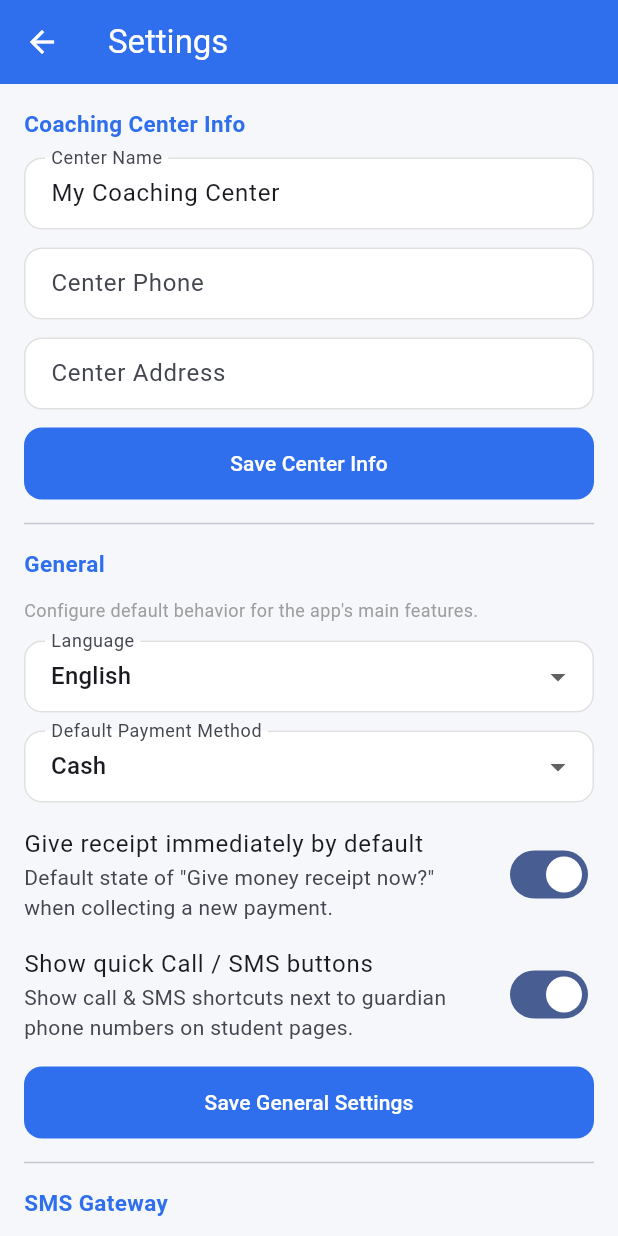
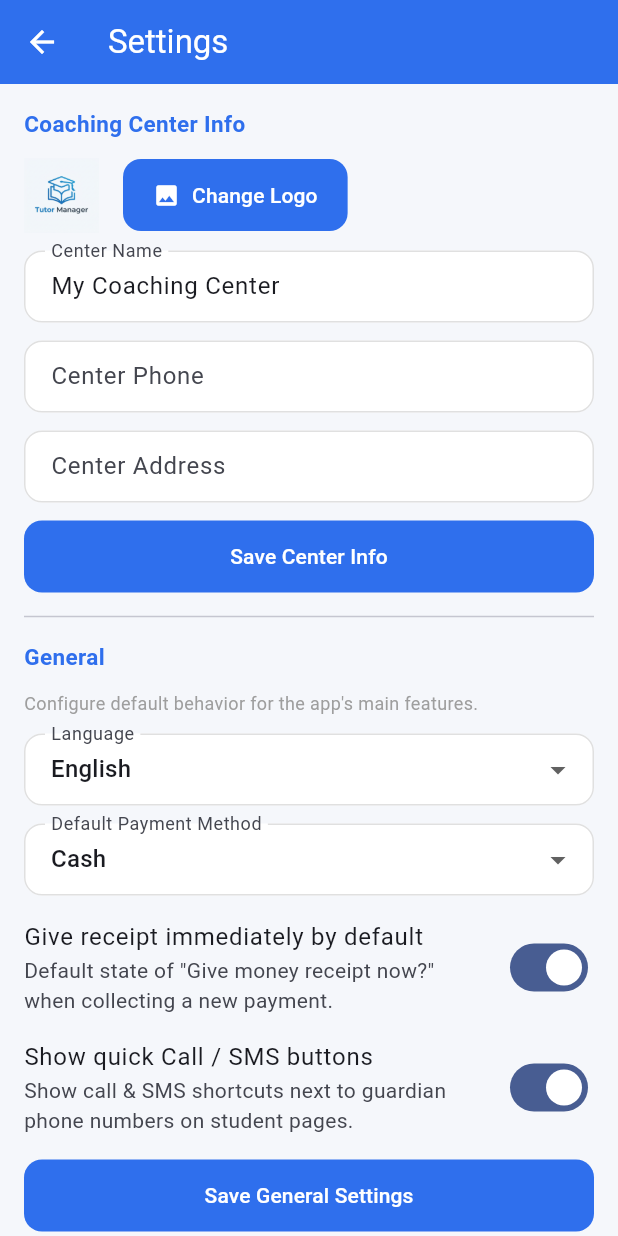
Before and after one commit to habiburportfolio/tutor-manager, a Flutter app: the screen it shows after launch, item 5 of the bottom bar chosen, after a tap on the "settings" icon, on a phone screen of 412 x 824 dp. Run offline on Flutter 3.47's test engine with Material 3 defaults, Android fonts, the phone set to English and light mode, and no system bars; our stand-ins replace basic_utils, file_picker, fl_chart, hive_flutter, image_picker, pdf and 3 more; accounts and stored records are empty.

Commit message:
Fix students screen crash, add logo to all screens, add custom logo picker to settings, add logo to PDF receipt

```diff
--- a/lib/providers/settings_provider.dart
+++ b/lib/providers/settings_provider.dart
@@ -115,6 +115,9 @@ class SettingsProvider extends ChangeNotifier {
       _box.get('centerName', defaultValue: 'My Coaching Center');
   String get centerPhone => _box.get('centerPhone', defaultValue: '');
   String get centerAddress => _box.get('centerAddress', defaultValue: '');
+
+  // Custom App Logo (Base64 encoded string)
+  String get customLogoBase64 => _box.get('customLogoBase64', defaultValue: '');
 
   // ---------------- General app behavior settings ----------------
   /// Default value for the "Give money receipt now?" switch when collecting
@@ -247,4 +250,9 @@ class SettingsProvider extends ChangeNotifier {
     await _box.put('centerAddress', address);
     notifyListeners();
   }
+
+  Future<void> saveCustomLogo(String base64Str) async {
+    await _box.put('customLogoBase64', base64Str);
+    notifyListeners();
+  }
 }
--- a/lib/screens/classes/classes_screen.dart
+++ b/lib/screens/classes/classes_screen.dart
@@ -5,6 +5,7 @@ import '../../providers/academic_provider.dart';
 import '../../utils/formatters.dart';
 import '../../utils/theme.dart';
 import 'class_detail_screen.dart';
+import '../../widgets/app_logo.dart';
 
 class ClassesScreen extends StatelessWidget {
   const ClassesScreen({super.key});
@@ -14,7 +15,15 @@ class ClassesScreen extends StatelessWidget {
     final academic = context.watch<AcademicProvider>();
 
     return Scaffold(
-      appBar: AppBar(title: const Text('Classes')),
+      appBar: AppBar(
+        title: Row(
+          children: [
+            const AppLogo(size: 32),
+            const SizedBox(width: 12),
+            const Text('Classes'),
+          ],
+        ),
+      ),
       floatingActionButton: FloatingActionButton(
         onPressed: () => _showAddClassDialog(context),
         child: const Icon(Icons.add),
--- a/lib/screens/dashboard/dashboard_screen.dart
+++ b/lib/screens/dashboard/dashboard_screen.dart
@@ -12,6 +12,7 @@ import '../meetings/meetings_screen.dart';
 import '../settings/settings_screen.dart';
 import '../students/group_contact_screen.dart';
 import 'student_dues_list.dart';
+import '../../widgets/app_logo.dart';
 
 class DashboardScreen extends StatelessWidget {
   const DashboardScreen({super.key});
@@ -49,7 +50,7 @@ class DashboardScreen extends StatelessWidget {
       appBar: AppBar(
         title: Row(
           children: [
-            Image.asset('assets/logo.png', height: 32, width: 32),
+            const AppLogo(size: 32),
             const SizedBox(width: 12),
             const Text('Tutor Manager'),
           ],
--- a/lib/screens/homework/homework_screen.dart
+++ b/lib/screens/homework/homework_screen.dart
@@ -6,6 +6,7 @@ import '../../utils/theme.dart';
 import '../../utils/formatters.dart';
 import 'send_homework_screen.dart';
 import '../meetings/meetings_screen.dart';
+import '../../widgets/app_logo.dart';
 
 class HomeworkScreen extends StatelessWidget {
   const HomeworkScreen({super.key});
@@ -17,7 +18,13 @@ class HomeworkScreen extends StatelessWidget {
 
     return Scaffold(
       appBar: AppBar(
-        title: const Text('Homework'),
+        title: Row(
+          children: [
+            const AppLogo(size: 32),
+            const SizedBox(width: 12),
+            const Text('Homework'),
+          ],
+        ),
         actions: [
           IconButton(
             icon: const Icon(Icons.video_camera_front_rounded),
--- a/lib/screens/reports/reports_screen.dart
+++ b/lib/screens/reports/reports_screen.dart
@@ -5,6 +5,7 @@ import '../../providers/finance_provider.dart';
 import '../../utils/theme.dart';
 import '../../utils/formatters.dart';
 import '../settings/settings_screen.dart';
+import '../../widgets/app_logo.dart';
 
 class ReportsScreen extends StatefulWidget {
   const ReportsScreen({super.key});
@@ -49,7 +50,13 @@ class _ReportsScreenState extends State<ReportsScreen> {
 
     return Scaffold(
       appBar: AppBar(
-        title: const Text('Reports'),
+        title: Row(
+          children: [
+            const AppLogo(size: 32),
+            const SizedBox(width: 12),
+            const Text('Reports'),
+          ],
+        ),
         actions: [
           IconButton(
             icon: const Icon(Icons.settings_outlined),
--- a/lib/screens/settings/settings_screen.dart
+++ b/lib/screens/settings/settings_screen.dart
@@ -1,5 +1,7 @@
+import 'dart:convert';
 import 'package:flutter/material.dart';
 import 'package:provider/provider.dart';
+import 'package:image_picker/image_picker.dart';
 import '../../providers/settings_provider.dart';
 import '../../providers/academic_provider.dart';
 import '../../providers/student_provider.dart';
@@ -96,6 +98,39 @@ class _SettingsScreenState extends State<SettingsScreen> {
         padding: const EdgeInsets.all(16),
         children: [
           _sectionHeader('Coaching Center Info'),
+          Row(
+            children: [
+              if (settings.customLogoBase64.isNotEmpty)
+                Image.memory(
+                  base64Decode(settings.customLogoBase64),
+                  width: 50,
+                  height: 50,
+                  fit: BoxFit.contain,
+                )
+              else
+                Image.asset('assets/logo.png', width: 50, height: 50, fit: BoxFit.contain),
+              const SizedBox(width: 16),
+              ElevatedButton.icon(
+                onPressed: () async {
+                  final picker = ImagePicker();
+                  final image = await picker.pickImage(source: ImageSource.gallery);
+                  if (image != null) {
+                    final bytes = await image.readAsBytes();
+                    final base64Str = base64Encode(bytes);
+                    await settings.saveCustomLogo(base64Str);
+                  }
+                },
+                icon: const Icon(Icons.image),
+                label: const Text('Change Logo'),
+              ),
+              if (settings.customLogoBase64.isNotEmpty)
+                IconButton(
+                  icon: const Icon(Icons.delete, color: Colors.red),
+                  onPressed: () => settings.saveCustomLogo(''),
+                ),
+            ],
+          ),
+          const SizedBox(height: 12),
           TextField(
             controller: _centerNameCtrl,
             decoration: const InputDecoration(labelText: 'Center Name'),
--- a/lib/screens/students/students_screen.dart
+++ b/lib/screens/students/students_screen.dart
@@ -9,6 +9,7 @@ import '../../utils/due_calculator.dart';
 import 'add_edit_student_screen.dart';
 import 'student_detail_screen.dart';
 import 'group_contact_screen.dart';
+import '../../widgets/app_logo.dart';
 
 class StudentsScreen extends StatefulWidget {
   const StudentsScreen({super.key});
@@ -28,7 +29,7 @@ class _StudentsScreenState extends State<StudentsScreen> {
     final academic = context.watch<AcademicProvider>();
     final finance = context.watch<FinanceProvider>();
 
-    var list = studentsProv.search(_query);
+    var list = studentsProv.search(_query).toList();
     if (_filterClassId != null) {
       list = list.where((s) => s.classId == _filterClassId).toList();
     }
@@ -47,7 +48,13 @@ class _StudentsScreenState extends State<StudentsScreen> {
 
     return Scaffold(
       appBar: AppBar(
-        title: const Text('Students'),
+        title: Row(
+          children: [
+            const AppLogo(size: 32),
+            const SizedBox(width: 12),
+            const Text('Students'),
+          ],
+        ),
         actions: [
           IconButton(
             icon: const Icon(Icons.groups_rounded),
--- /dev/null
+++ b/lib/widgets/app_logo.dart
@@ -0,0 +1,24 @@
+import 'dart:convert';
+import 'package:flutter/material.dart';
+import 'package:provider/provider.dart';
+import '../providers/settings_provider.dart';
+
+class AppLogo extends StatelessWidget {
+  final double size;
+
+  const AppLogo({super.key, this.size = 32});
+
+  @override
+  Widget build(BuildContext context) {
+    final settings = context.watch<SettingsProvider>();
+    if (settings.customLogoBase64.isNotEmpty) {
+      try {
+        final bytes = base64Decode(settings.customLogoBase64);
+        return Image.memory(bytes, width: size, height: size, fit: BoxFit.contain);
+      } catch (_) {
+        // Fallback if decoding fails
+      }
+    }
+    return Image.asset('assets/logo.png', width: size, height: size, fit: BoxFit.contain);
+  }
+}
```
Also changed, not shown: lib/services/receipt_service.dart (+26 -1 lines).
